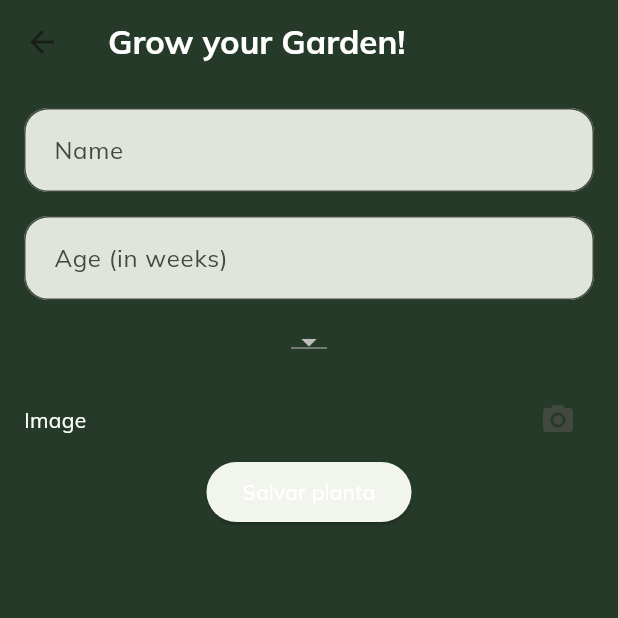
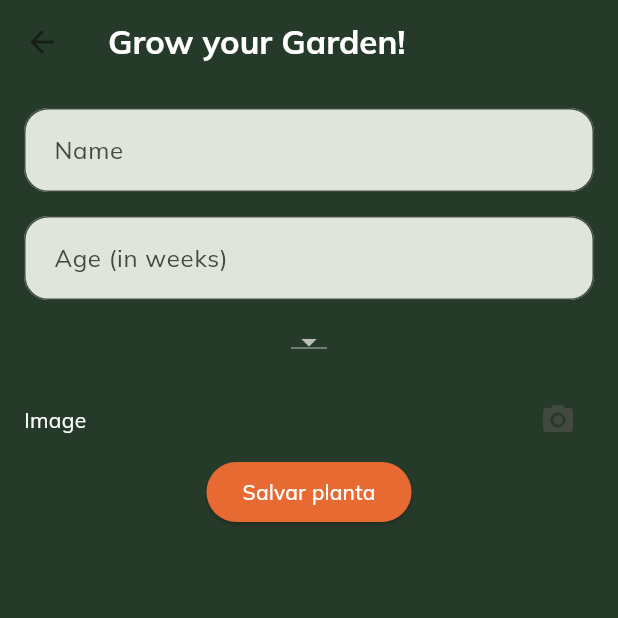
Before and after one commit to isarbela/plantasia-flutter, a Flutter app: the NewPlant screen opened directly, on a phone screen of 412 x 824 dp, the top half of it. Run offline on Flutter 3.47's test engine with Material 2 defaults, Android fonts, the light colour scheme and no system bars; our stand-ins replace image_picker, sqflite; accounts and stored records are empty; generated files the repository leaves out were written again; network calls fail.

Commit message:
qol updates

```diff
--- a/plantasia/lib/widgets/new_plant_form.dart
+++ b/plantasia/lib/widgets/new_plant_form.dart
@@ -24,7 +24,6 @@ class NewPlantFormState extends State<NewPlantForm> {
   final _formKey = GlobalKey<NewPlantFormState>();
 
   _savePlant(plant) {
-    print(plant.toString());
     DBProvider.db.insertPlant(plant);
   }
   @override
@@ -86,7 +85,7 @@ class NewPlantFormState extends State<NewPlantForm> {
                     border: OutlineInputBorder(
                       borderRadius: BorderRadius.circular(16),
                     ),
-                    hintText: AppLocalizations.of(context)!.ageLabel,
+                    hintText: AppLocalizations.of(context).ageLabel,
                   ),
                   keyboardType: TextInputType.number,
                   onChanged: (value) {
@@ -99,7 +98,10 @@ class NewPlantFormState extends State<NewPlantForm> {
                   height: 16.0,
                 ),
                 DropdownButton<String>(
+                  menuMaxHeight: 400,
+                  style: const TextStyle(overflow: TextOverflow.ellipsis),
                   value: _selectedSpinnerValue,
+                  dropdownColor: const Color.fromARGB(255, 65, 100, 74),
                   onChanged: (newValue) {
                     setState(() {
                       _selectedSpinnerValue = newValue!;
@@ -109,7 +111,11 @@ class NewPlantFormState extends State<NewPlantForm> {
                       commonNames.map<DropdownMenuItem<String>>((String name) {
                     return DropdownMenuItem<String>(
                       value: name,
-                      child: Text(name),
+                      child: Text(
+                        name,
+                        overflow: TextOverflow.fade,
+                        style: const TextStyle(color: Colors.white),
+                      ),
                     );
                   }).toList(),
                 ),
@@ -121,7 +127,7 @@ class NewPlantFormState extends State<NewPlantForm> {
                   children: [
                     Text(
                       AppLocalizations.of(context)!.imageLabel,
-                      style: TextStyle(color: Colors.white),
+                      style: const TextStyle(color: Colors.white),
                     ),
                     IconButton(
                       onPressed: _pickImage,
@@ -140,6 +146,11 @@ class NewPlantFormState extends State<NewPlantForm> {
                       )
                     : Container(),
                 ElevatedButton(
+                  style: const ButtonStyle(
+                    backgroundColor: MaterialStatePropertyAll(
+                      Color.fromARGB(255, 232, 106, 51)
+                    ),
+                  ),
                   onPressed: () {
                     if (imageFile != null) {
                       _savePlant(
```
